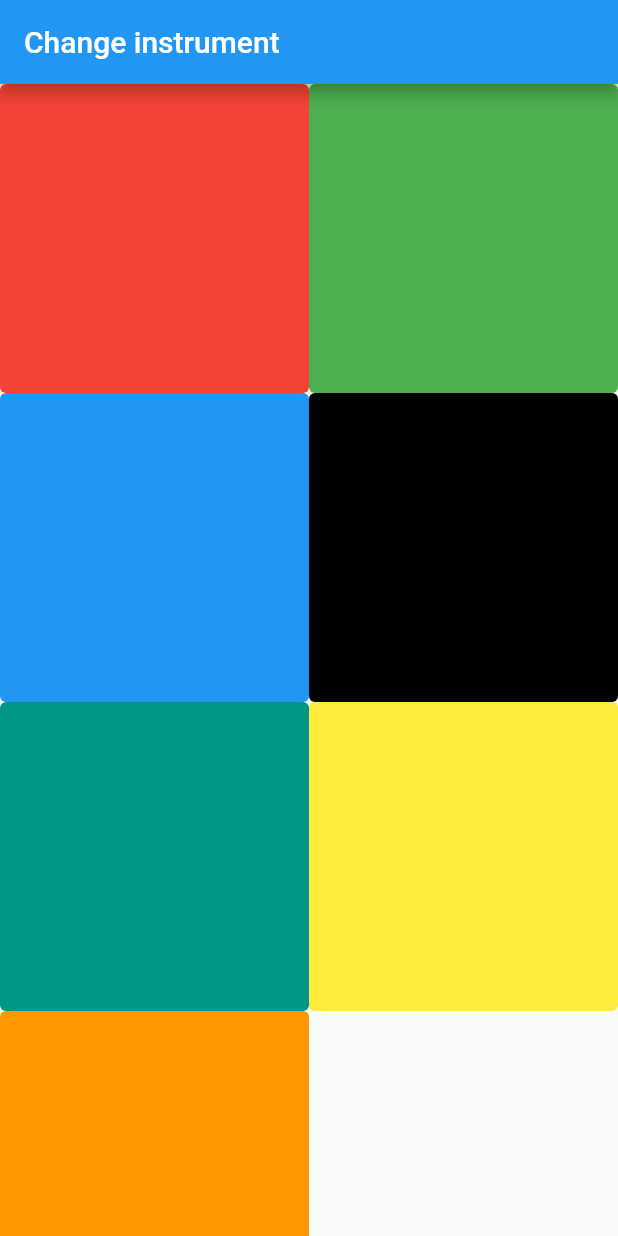
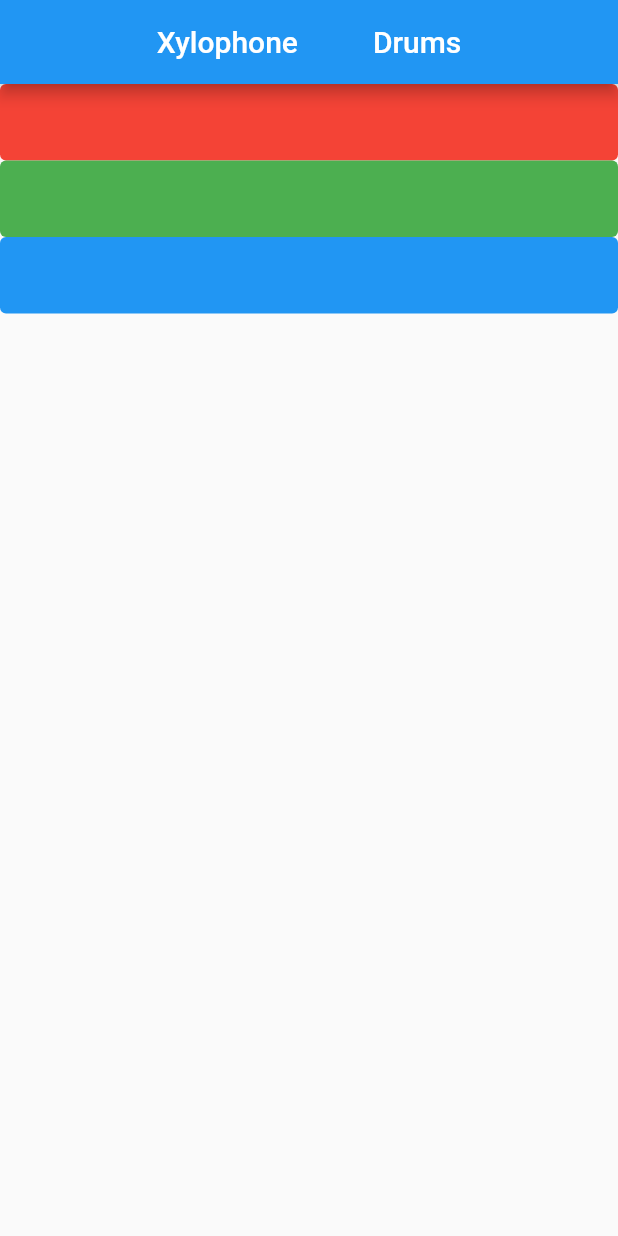
Before and after one commit to artembark/xylo_test, a Flutter app: the screen it shows after launch, on a phone screen of 412 x 824 dp. Run offline on Flutter 3.47's test engine with Material 2 defaults, Android fonts, the light colour scheme and no system bars; our stand-ins replace audioplayers.

Commit message:
drum add

```diff
--- a/lib/main.dart
+++ b/lib/main.dart
@@ -20,24 +20,65 @@ class _XyloAppState extends State<XyloApp> {
     return MaterialApp(
       home: Scaffold(
         appBar: AppBar(
-          title: GestureDetector(
-            onTap: () {
-              setState(() {
-                instrument = !instrument;
-              });
-            },
-            child: Text('Change instrument'),
+          centerTitle: true,
+          title: Row(
+            mainAxisAlignment: MainAxisAlignment.center,
+            children: [
+              GestureDetector(
+                onTap: () {
+                  setState(() {
+                    instrument = false;
+                  });
+                },
+                child: Text('Xylophone'),
+              ),
+              SizedBox(
+                width: 50,
+              ),
+              GestureDetector(
+                onTap: () {
+                  setState(() {
+                    instrument = true;
+                  });
+                },
+                child: Text('Drums'),
+              ),
+            ],
           ),
         ),
-        body: drumMachine(),
+        body: instrument ? drumMachine() : xylophone(),
       ),
     );
   }
 
   GridView drumMachine() {
     return GridView(
+      physics: NeverScrollableScrollPhysics(),
       gridDelegate:
           SliverGridDelegateWithFixedCrossAxisCount(crossAxisCount: 2),
+      children: [
+        buildExpanded(color: Colors.red, fileName: 'kick.wav', title: 'Kick'),
+        buildExpanded(
+            color: Colors.green, fileName: 'snare.wav', title: 'Snare'),
+        buildExpanded(
+            color: Colors.blue, fileName: 'hat_open.wav', title: 'Open Hat'),
+        buildExpanded(
+            color: Colors.grey,
+            fileName: 'hat_closed.wav',
+            title: 'Closed Hat'),
+        buildExpanded(
+            color: Colors.teal, fileName: 'magic_music.mp3', title: ''),
+        buildExpanded(
+            color: Colors.yellow, fileName: 'magic_music.mp3', title: ''),
+        buildExpanded(
+            color: Colors.orange, fileName: 'magic_music.mp3', title: ''),
+      ],
+    );
+  }
+
+  xylophone() {
+    return Column(
+      crossAxisAlignment: CrossAxisAlignment.stretch,
       children: [
         buildExpanded(
             color: Colors.red, fileName: 'magic_music.mp3', title: ''),
@@ -45,14 +86,6 @@ class _XyloAppState extends State<XyloApp> {
             color: Colors.green, fileName: 'magic_music.mp3', title: ''),
         buildExpanded(
             color: Colors.blue, fileName: 'magic_music.mp3', title: ''),
-        buildExpanded(
-            color: Colors.black, fileName: 'magic_music.mp3', title: ''),
-        buildExpanded(
-            color: Colors.teal, fileName: 'magic_music.mp3', title: ''),
-        buildExpanded(
-            color: Colors.yellow, fileName: 'magic_music.mp3', title: ''),
-        buildExpanded(
-            color: Colors.orange, fileName: 'magic_music.mp3', title: ''),
       ],
     );
   }
@@ -68,12 +101,17 @@ class _XyloAppState extends State<XyloApp> {
       onPressed: () {
         playFile(fileName);
       },
-      child: Text(title),
+      child: Text(
+        title,
+        style: TextStyle(
+            color: Colors.black, fontWeight: FontWeight.bold, fontSize: 30),
+      ),
     );
   }
 
-  playFile(String fileName) {
+  playFile(String fileName) async {
     final player = AudioCache();
-    player.play(fileName);
+    AudioPlayer audioPlayer = AudioPlayer(mode: PlayerMode.LOW_LATENCY);
+    audioPlayer = await player.play(fileName);
   }
 }
```
Also changed, not shown: 5 other files.
